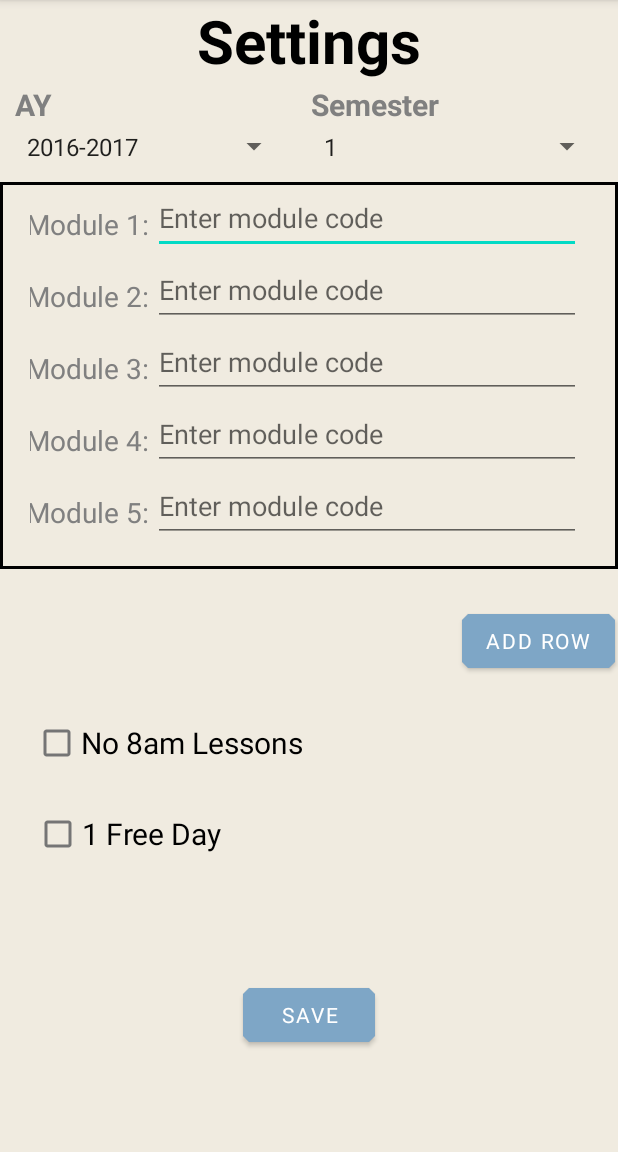
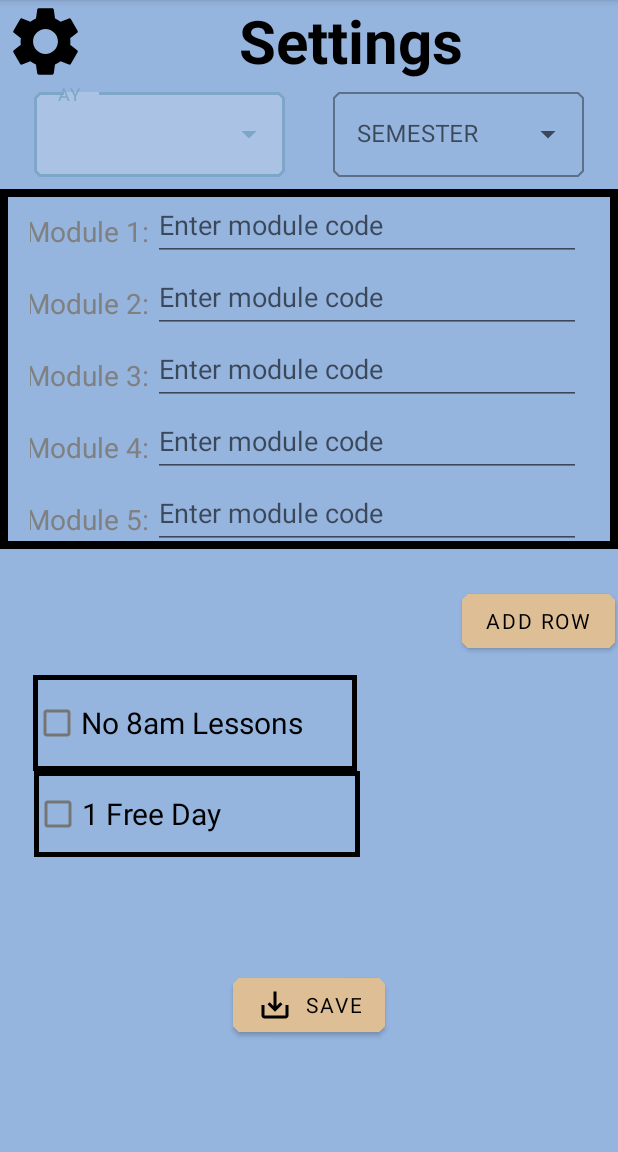
Before and after one commit to seanfirefox/TheGrumpyNUSFreshman, an Android app: the TimetableSettingsActivity screen opened directly, with no data from a screen before it, on a phone screen of 412 x 824 dp, the part 84-1236 px from its top. Run offline under Robolectric (Android 15) with nearby library versions, the phone set to English and light mode, and no system bars; our stand-ins replace Firebase (no records; nobody signed in at launch, a user with empty details on screens opened directly); Roboto replaces fonts that are not available here.

Commit message:
Revamped TimetableSettingsActivity

```diff
--- a/PlanNUS/app/src/main/java/com/example/plannus/Activities/TimetableSettingsActivity.java
+++ b/PlanNUS/app/src/main/java/com/example/plannus/Activities/TimetableSettingsActivity.java
@@ -1,9 +1,6 @@
 package com.example.plannus.Activities;
 
 import static com.example.plannus.utils.MetricsConverter.convertDpToPixel;
-
-import androidx.annotation.NonNull;
-import androidx.appcompat.app.AppCompatActivity;
 
 import android.annotation.SuppressLint;
 import android.graphics.Color;
@@ -13,14 +10,17 @@ import android.util.Log;
 import android.view.View;
 import android.widget.AdapterView;
 import android.widget.ArrayAdapter;
+import android.widget.AutoCompleteTextView;
 import android.widget.Button;
 import android.widget.CheckBox;
 import android.widget.CompoundButton;
 import android.widget.EditText;
 import android.widget.LinearLayout;
-import android.widget.Spinner;
 import android.widget.TextView;
 import android.widget.Toast;
+
+import androidx.annotation.NonNull;
+import androidx.appcompat.app.AppCompatActivity;
 
 import com.example.plannus.Objects.TimetableSettings;
 import com.example.plannus.R;
@@ -28,18 +28,19 @@ import com.example.plannus.SessionManager;
 import com.google.android.gms.tasks.OnFailureListener;
 import com.google.android.gms.tasks.OnSuccessListener;
 
-
 import java.util.ArrayList;
 import java.util.HashMap;
 
-public class TimetableSettingsActivity extends AppCompatActivity implements View.OnClickListener, AdapterView.OnItemSelectedListener {
+public class TimetableSettingsActivity extends AppCompatActivity implements View.OnClickListener    {
     private Button saveTimetableSettings, addRow;
     private LinearLayout wrappingLayout;
     private SessionManager sessionManager;
     private String userID;
     private int numMods;
     private CheckBox no8amConstraint, oneFreeDayConstraint;
-    private Spinner aySpinner, semesterSpinner;
+//    private Spinner aySpinner, semesterSpinner;
+//    private ArrayAdapter<CharSequence> ayAdapter, semAdapter;
+    private AutoCompleteTextView aySpinner, semesterSpinner;
     private ArrayAdapter<CharSequence> ayAdapter, semAdapter;
     private String ay, semester;
     private HashMap<String, Boolean> constraints;
@@ -60,23 +61,6 @@ public class TimetableSettingsActivity extends AppCompatActivity implements View
         } else if (v.getId() == R.id.addRow) {
             generateRow();
         }
-    }
-
-    @Override
-    public void onItemSelected(AdapterView<?> adapterView, View view, int position, long id) {
-        if (adapterView.getId() == R.id.aySpinner) {
-            ay = adapterView.getItemAtPosition(position).toString();
-            Log.d("AY spinner check", ay);
-        } else if (adapterView.getId() == R.id.semesterSpinner) {
-            semester = adapterView.getItemAtPosition(position).toString();
-            Log.d("Semester spinner check", semester);
-        }
-
-    }
-
-    @Override
-    public void onNothingSelected(AdapterView<?> parent) {
-
     }
 
     @SuppressLint("NewApi")
@@ -131,16 +115,31 @@ public class TimetableSettingsActivity extends AppCompatActivity implements View
 
     public void init_spinners() {
         aySpinner = findViewById(R.id.aySpinner);
-        aySpinner.setOnItemSelectedListener(this);
+
         ayAdapter = ArrayAdapter.createFromResource(TimetableSettingsActivity.this, R.array.AY_array, android.R.layout.simple_spinner_item);
         ayAdapter.setDropDownViewResource(android.R.layout.simple_spinner_dropdown_item);
         aySpinner.setAdapter(ayAdapter);
+        System.out.println("initSpinnersRunning--------------------------");
+
+        aySpinner.setOnItemClickListener(new AdapterView.OnItemClickListener() {
+            @Override
+            public void onItemClick(AdapterView<?> parent, View view, int position, long id) {
+                ay = ayAdapter.getItem(position).toString();
+                Log.d("AY spinner check", ay);
+            }
+        });
 
         semesterSpinner = findViewById(R.id.semesterSpinner);
-        semesterSpinner.setOnItemSelectedListener(this);
         semAdapter = ArrayAdapter.createFromResource(TimetableSettingsActivity.this, R.array.SEM_array, android.R.layout.simple_spinner_item);
         semAdapter.setDropDownViewResource(android.R.layout.simple_spinner_dropdown_item);
         semesterSpinner.setAdapter(semAdapter);
+        semesterSpinner.setOnItemClickListener(new AdapterView.OnItemClickListener() {
+            @Override
+            public void onItemClick(AdapterView<?> parent, View view, int position, long id) {
+                semester = semAdapter.getItem(position).toString();
+                Log.d("Semester spinner check", semester);
+            }
+        });
     }
 
     public void init_checkboxes() {
--- /dev/null
+++ b/PlanNUS/app/src/main/res/drawable/bg_outline_thin.xml
@@ -0,0 +1,7 @@
+<?xml version="1.0" encoding="utf-8"?>
+<shape xmlns:android="http://schemas.android.com/apk/res/android"
+    android:shape="rectangle">
+    <stroke
+        android:width="3dp"
+        android:color="@color/black"/>
+</shape>
--- a/PlanNUS/app/src/main/res/drawable/ic_baseline_settings_24.xml
+++ b/PlanNUS/app/src/main/res/drawable/ic_baseline_settings_24.xml
@@ -1,5 +1,5 @@
-<vector android:height="24dp" android:tint="#000000"
+<vector android:height="55dp" android:tint="#000000"
     android:viewportHeight="24" android:viewportWidth="24"
-    android:width="24dp" xmlns:android="http://schemas.android.com/apk/res/android">
+    android:width="55dp" xmlns:android="http://schemas.android.com/apk/res/android">
     <path android:fillColor="@android:color/white" android:pathData="M19.14,12.94c0.04,-0.3 0.06,-0.61 0.06,-0.94c0,-0.32 -0.02,-0.64 -0.07,-0.94l2.03,-1.58c0.18,-0.14 0.23,-0.41 0.12,-0.61l-1.92,-3.32c-0.12,-0.22 -0.37,-0.29 -0.59,-0.22l-2.39,0.96c-0.5,-0.38 -1.03,-0.7 -1.62,-0.94L14.4,2.81c-0.04,-0.24 -0.24,-0.41 -0.48,-0.41h-3.84c-0.24,0 -0.43,0.17 -0.47,0.41L9.25,5.35C8.66,5.59 8.12,5.92 7.63,6.29L5.24,5.33c-0.22,-0.08 -0.47,0 -0.59,0.22L2.74,8.87C2.62,9.08 2.66,9.34 2.86,9.48l2.03,1.58C4.84,11.36 4.8,11.69 4.8,12s0.02,0.64 0.07,0.94l-2.03,1.58c-0.18,0.14 -0.23,0.41 -0.12,0.61l1.92,3.32c0.12,0.22 0.37,0.29 0.59,0.22l2.39,-0.96c0.5,0.38 1.03,0.7 1.62,0.94l0.36,2.54c0.05,0.24 0.24,0.41 0.48,0.41h3.84c0.24,0 0.44,-0.17 0.47,-0.41l0.36,-2.54c0.59,-0.24 1.13,-0.56 1.62,-0.94l2.39,0.96c0.22,0.08 0.47,0 0.59,-0.22l1.92,-3.32c0.12,-0.22 0.07,-0.47 -0.12,-0.61L19.14,12.94zM12,15.6c-1.98,0 -3.6,-1.62 -3.6,-3.6s1.62,-3.6 3.6,-3.6s3.6,1.62 3.6,3.6S13.98,15.6 12,15.6z"/>
 </vector>
--- a/PlanNUS/app/src/main/res/layout/activity_timetable_settings.xml
+++ b/PlanNUS/app/src/main/res/layout/activity_timetable_settings.xml
@@ -1,12 +1,17 @@
 <?xml version="1.0" encoding="utf-8"?>
-<androidx.constraintlayout.widget.ConstraintLayout xmlns:android="http://schemas.android.com/apk/res/android"
+<ScrollView
+    xmlns:android="http://schemas.android.com/apk/res/android"
     xmlns:app="http://schemas.android.com/apk/res-auto"
     xmlns:tools="http://schemas.android.com/tools"
     android:layout_width="match_parent"
     android:layout_height="match_parent"
-    android:background="@color/bg_colour"
+    android:background="@color/backGroundColor"
+    android:fillViewport="true"
     tools:context=".Activities.TimetableSettingsActivity">
-
+    <androidx.constraintlayout.widget.ConstraintLayout
+        android:layout_width="match_parent"
+        android:layout_height="wrap_content"
+        android:background="@color/backGroundColor">
         <TextView
             android:id="@+id/settingsPage"
             android:layout_width="407dp"
@@ -18,59 +23,69 @@
             android:textAlignment="center"
             android:textColor="#000000"
             android:textStyle="bold"
+            android:drawableStart="@drawable/ic_baseline_settings_24"
             app:layout_constraintEnd_toEndOf="parent"
             app:layout_constraintStart_toStartOf="parent"
             app:layout_constraintTop_toTopOf="parent" />
 
-    <Button
-        android:id="@+id/saveTimetableSettingsButton"
-        android:layout_width="wrap_content"
+        <com.google.android.material.textfield.TextInputLayout
+            android:id="@+id/aySpinner1"
+            android:layout_width="183dp"
             android:layout_height="wrap_content"
-        android:text="Save"
-        app:layout_constraintBottom_toBottomOf="parent"
+            android:hint="AY"
+            android:layout_marginStart="8dp"
+            android:layout_marginEnd="8dp"
+            style="@style/Widget.MaterialComponents.TextInputLayout.OutlinedBox.ExposedDropdownMenu"
+            app:layout_constraintStart_toStartOf="parent"
+            app:layout_constraintEnd_toStartOf="@id/semesterSpinner1"
+            app:layout_constraintHorizontal_chainStyle="packed"
+            app:layout_constraintTop_toBottomOf="@+id/settingsPage">
+            <AutoCompleteTextView
+                android:id="@+id/aySpinner"
+                android:layout_width="match_parent"
+                android:layout_height="wrap_content"
+                android:layout_marginStart="8dp"
+                android:layout_marginEnd="8dp"
+                android:inputType="none">
+
+            </AutoCompleteTextView>
+
+        </com.google.android.material.textfield.TextInputLayout>
+
+        <com.google.android.material.textfield.TextInputLayout
+            android:id="@+id/semesterSpinner1"
+            style="@style/Widget.MaterialComponents.TextInputLayout.OutlinedBox.ExposedDropdownMenu"
+            android:layout_width="183dp"
+            android:layout_height="wrap_content"
+            android:layout_marginStart="8dp"
+            android:layout_marginEnd="8dp"
+            android:hint="SEMESTER"
             app:layout_constraintEnd_toEndOf="parent"
-        app:layout_constraintStart_toStartOf="parent"
-        app:layout_constraintTop_toBottomOf="@+id/oneFreeDay" />
+            app:layout_constraintStart_toEndOf="@+id/aySpinner1"
+            app:layout_constraintTop_toBottomOf="@+id/settingsPage">
 
-    <Button
-        android:id="@+id/addRow"
-        android:layout_width="wrap_content"
+            <AutoCompleteTextView
+                android:id="@+id/semesterSpinner"
+                android:layout_width="match_parent"
                 android:layout_height="wrap_content"
-        android:layout_marginTop="24dp"
-        android:text="Add Row"
-        app:layout_constraintEnd_toEndOf="parent"
-        app:layout_constraintHorizontal_bias="0.993"
-        app:layout_constraintStart_toStartOf="parent"
-        app:layout_constraintTop_toBottomOf="@+id/constraintLayout" />
+                android:layout_marginStart="8dp"
+                android:layout_marginEnd="8dp"
+                android:inputType="none">
 
-    <androidx.constraintlayout.widget.ConstraintLayout
-        android:id="@+id/constraintLayout"
-        android:layout_width="match_parent"
-        android:layout_height="258dp"
-        android:layout_marginTop="10dp"
-        app:layout_constraintEnd_toEndOf="parent"
-        app:layout_constraintHorizontal_bias="0.0"
-        app:layout_constraintStart_toStartOf="parent"
-        app:layout_constraintTop_toBottomOf="@+id/aySpinner">
+            </AutoCompleteTextView>
 
-                <ScrollView
-                    android:id="@+id/scrollView2"
-                    android:layout_width="0dp"
-                    android:layout_height="0dp"
-                    android:background="@drawable/scrollviewborder"
-                    android:fillViewport="true"
-                    app:layout_constraintBottom_toBottomOf="@+id/constraintLayout"
-                    app:layout_constraintHorizontal_bias="0.0"
-                    app:layout_constraintLeft_toLeftOf="parent"
-                    app:layout_constraintRight_toRightOf="parent"
-                    app:layout_constraintTop_toTopOf="@+id/constraintLayout"
-                    app:layout_constraintVertical_bias="1.0">
+        </com.google.android.material.textfield.TextInputLayout>
 
         <LinearLayout
             android:id="@+id/wrappingLayout"
             android:layout_width="match_parent"
             android:layout_height="wrap_content"
-                        android:orientation="vertical">
+            android:orientation="vertical"
+            android:layout_marginTop="8dp"
+            android:background="@drawable/bg_outline"
+            app:layout_constraintTop_toBottomOf="@id/aySpinner1"
+            app:layout_constraintStart_toStartOf="parent"
+            app:layout_constraintEnd_toEndOf="parent">
 
             <LinearLayout
                 android:id="@+id/linearLayout1"
@@ -247,8 +262,19 @@
 
             </LinearLayout>
         </LinearLayout>
-                </ScrollView>
-    </androidx.constraintlayout.widget.ConstraintLayout>
+
+        <Button
+            android:id="@+id/addRow"
+            android:layout_width="wrap_content"
+            android:layout_height="wrap_content"
+            android:layout_marginTop="24dp"
+            android:text="Add Row"
+            android:textColor="@color/black"
+            android:backgroundTint="@color/backGroundColorContrast"
+            app:layout_constraintEnd_toEndOf="parent"
+            app:layout_constraintHorizontal_bias="0.993"
+            app:layout_constraintStart_toStartOf="parent"
+            app:layout_constraintTop_toBottomOf="@+id/wrappingLayout" />
 
         <CheckBox
             android:id="@+id/no8amLessons"
@@ -260,6 +286,7 @@
             android:autoSizeTextType="uniform"
             android:text="No 8am Lessons"
             android:textColor="@color/black"
+            android:background="@drawable/bg_outline_thin"
             app:layout_constraintEnd_toEndOf="parent"
             app:layout_constraintHorizontal_bias="0.112"
             app:layout_constraintStart_toStartOf="parent"
@@ -274,59 +301,26 @@
             android:autoSizeTextType="uniform"
             android:text="1 Free Day"
             android:textColor="@color/black"
+            android:background="@drawable/bg_outline_thin"
             app:layout_constraintEnd_toEndOf="parent"
             app:layout_constraintHorizontal_bias="0.115"
             app:layout_constraintStart_toStartOf="parent"
             app:layout_constraintTop_toBottomOf="@+id/no8amLessons" />
 
-    <TextView
-        android:id="@+id/ay"
-        android:layout_width="30dp"
-        android:layout_height="28dp"
-        android:layout_marginStart="10dp"
-        android:autoSizeMaxTextSize="20sp"
-        android:autoSizeMinTextSize="10sp"
-        android:autoSizeTextType="uniform"
-        android:text="AY"
-        android:textStyle="bold"
-        android:textColor="#808080"
+        <Button
+            android:id="@+id/saveTimetableSettingsButton"
+            android:layout_width="wrap_content"
+            android:layout_height="wrap_content"
+            android:text="Save"
+            android:textColor="@color/black"
+            android:backgroundTint="@color/backGroundColorContrast"
+            app:icon="@drawable/ic_baseline_save_alt_24"
+            app:iconTint="@color/black"
+            app:layout_constraintBottom_toBottomOf="parent"
+            app:layout_constraintEnd_toEndOf="parent"
             app:layout_constraintStart_toStartOf="parent"
-        app:layout_constraintTop_toBottomOf="@+id/settingsPage" />
-
-    <TextView
-        android:id="@+id/semester"
-        android:layout_width="88dp"
-        android:layout_height="28dp"
-        android:layout_marginStart="116dp"
-        android:autoSizeMaxTextSize="20sp"
-        android:autoSizeMinTextSize="10sp"
-        android:autoSizeTextType="uniform"
-        android:text="Semester"
-        android:textStyle="bold"
-        android:textColor="#808080"
-        app:layout_constraintEnd_toEndOf="parent"
-        app:layout_constraintHorizontal_bias="0.305"
-        app:layout_constraintStart_toEndOf="@+id/ay"
-        app:layout_constraintTop_toBottomOf="@+id/settingsPage" />
-
-    <Spinner
-        android:id="@+id/aySpinner"
-        android:layout_width="183dp"
-        android:layout_height="27dp"
-        android:layout_marginStart="10dp"
-        android:textColor="#808080"
-        app:layout_constraintStart_toStartOf="parent"
-        app:layout_constraintTop_toBottomOf="@+id/ay" />
-
-    <Spinner
-        android:id="@+id/semesterSpinner"
-        android:layout_width="194dp"
-        android:layout_height="27dp"
-        android:layout_marginStart="4dp"
-        android:textColor="#808080"
-        app:layout_constraintEnd_toEndOf="parent"
-        app:layout_constraintStart_toEndOf="@+id/aySpinner"
-        app:layout_constraintTop_toBottomOf="@+id/semester" />
-
+            app:layout_constraintTop_toBottomOf="@+id/oneFreeDay" />
 
     </androidx.constraintlayout.widget.ConstraintLayout>
+
+</ScrollView>
--- /dev/null
+++ b/PlanNUS/app/src/main/res/menu/ay_menu.xml
@@ -0,0 +1,10 @@
+<?xml version="1.0" encoding="utf-8"?>
+<menu xmlns:android="http://schemas.android.com/apk/res/android">
+    <item android:title="2016-2017"/>
+    <item android:title="2017-2018"/>
+    <item android:title="2018-2019"/>
+    <item android:title="2019-2020"/>
+    <item android:title="2020-2021"/>
+    <item android:title="2021-2022"/>
+    <item android:title="2022-2023"/>
+</menu>
```
Lines whose indentation alone changed are shown as unchanged.
